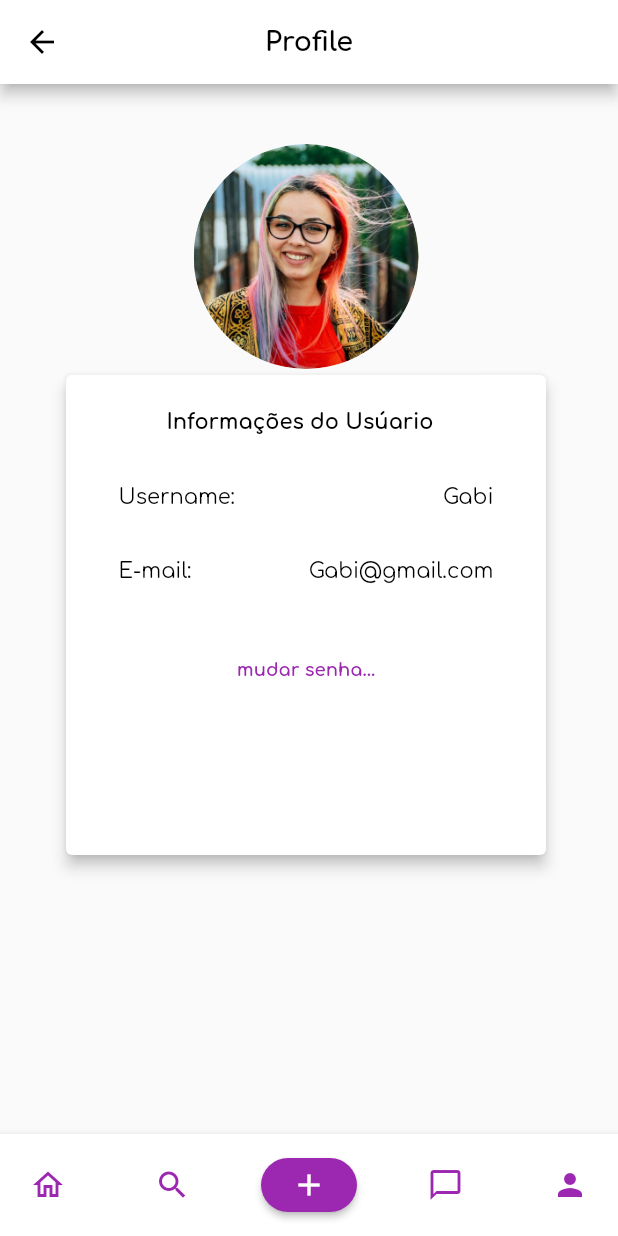
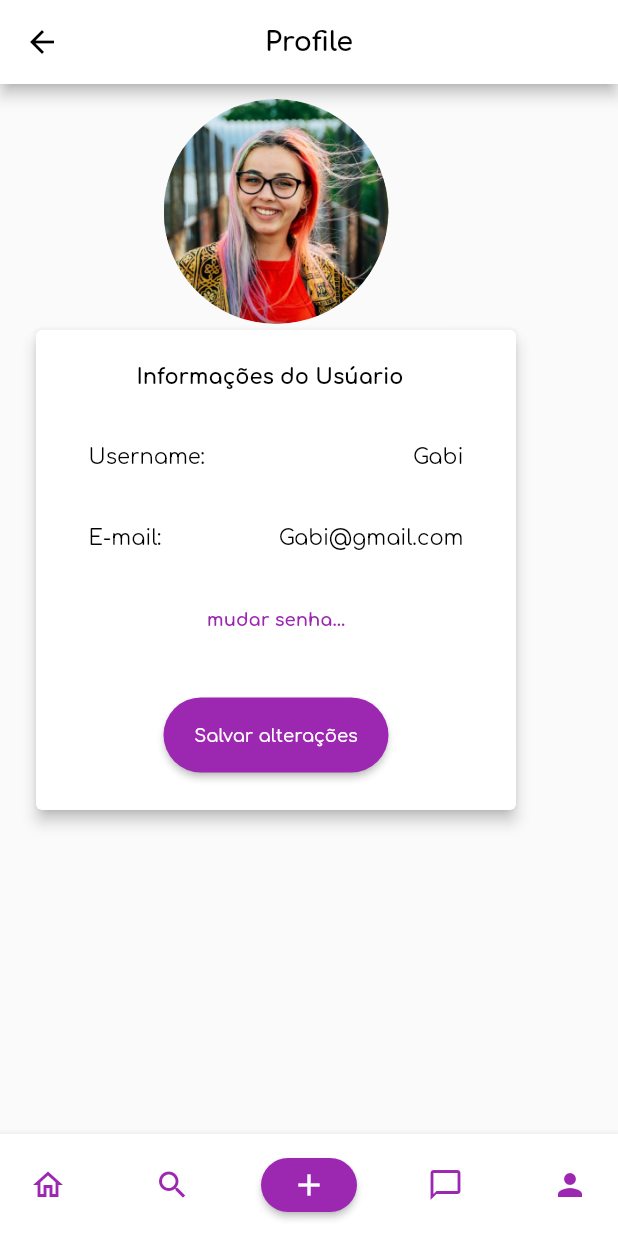
Before and after one commit to Kathamala/easy_scrum, a Flutter app: the ProfilePage screen opened directly, on a phone screen of 412 x 824 dp. Run offline on Flutter 3.47's test engine with Material 2 defaults, Android fonts, the phone set to English and light mode, and no system bars; project files that could hold a hidden picture were left out.

Commit message:
button salve

```diff
--- a/lib/pages/profile/profile.dart
+++ b/lib/pages/profile/profile.dart
@@ -95,7 +95,7 @@ class _ProfilePage extends State<ProfilePage> {
                   ]),
                 ),
                 Padding(
-                  padding: const EdgeInsets.fromLTRB(8, 15, 8, 100),
+                  padding: const EdgeInsets.fromLTRB(8, 0, 8, 0),
                   child: TextButton(
                       child: Text("mudar senha...",
                           style: TextStyle(
@@ -104,6 +104,19 @@ class _ProfilePage extends State<ProfilePage> {
                               fontWeight: FontWeight.bold)),
                       onPressed: () {}),
                 ),
+                Padding(
+                  padding: const EdgeInsets.fromLTRB(8, 15, 8, 25),
+                  child: ElevatedButton(
+                      onPressed: () {},
+                      style: ElevatedButton.styleFrom(
+                          backgroundColor: AppColors.primaryPurple,
+                          fixedSize: const Size(150, 50),
+                          shape: StadiumBorder()),
+                      child: const Text(
+                        "Salvar alterações",
+                        style: TextStyle(color: Colors.white, fontSize: 12),
+                      )),
+                )
               ]),
         ));
     return Scaffold(
@@ -116,17 +129,17 @@ class _ProfilePage extends State<ProfilePage> {
                   fontWeight: FontWeight.bold)),
           centerTitle: true,
         ),
-        bottomNavigationBar: BottomAppBarEasyScrum(),
+        bottomNavigationBar: const BottomAppBarEasyScrum(),
         body: SingleChildScrollView(
             child: Container(
-          padding: EdgeInsets.only(left: 40, top: 40),
+          padding: const EdgeInsets.fromLTRB(20, 10, 20, 10),
           child:
               Column(crossAxisAlignment: CrossAxisAlignment.center, children: [
             // Image.asset("assets/images/gabi.png"),
             Container(
                 height: 150,
                 width: 150,
-                child: CircleAvatar(
+                child: const CircleAvatar(
                   backgroundImage: AssetImage("assets/images/gabi.png"),
                 )),
             cardProfile,
```
